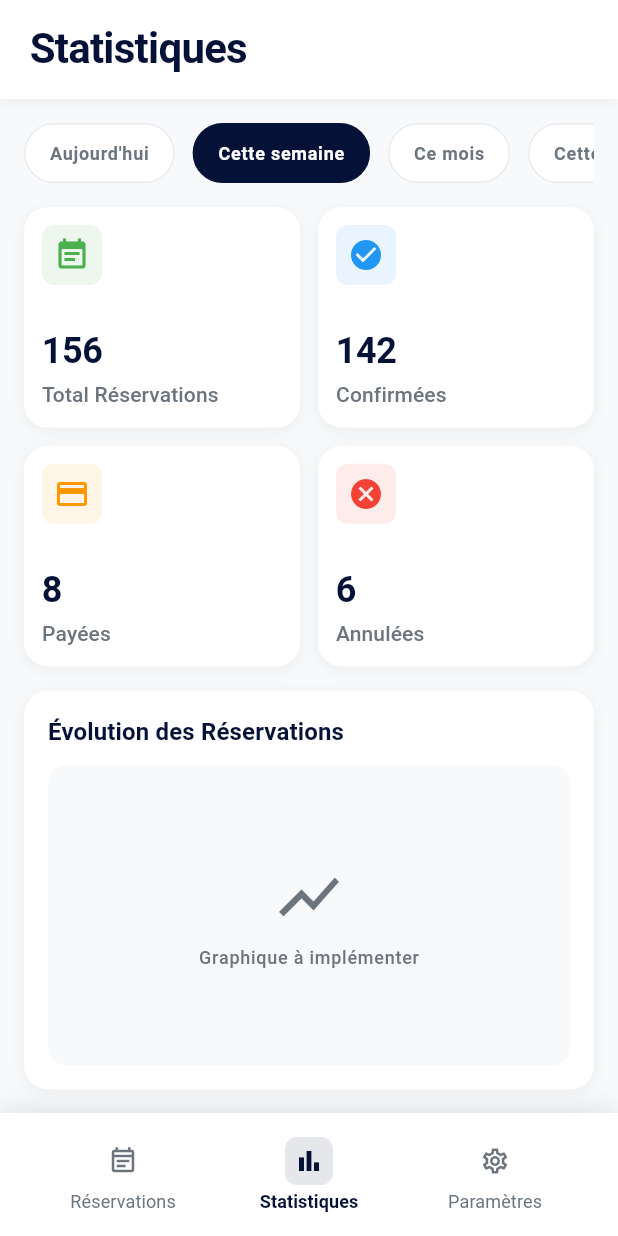
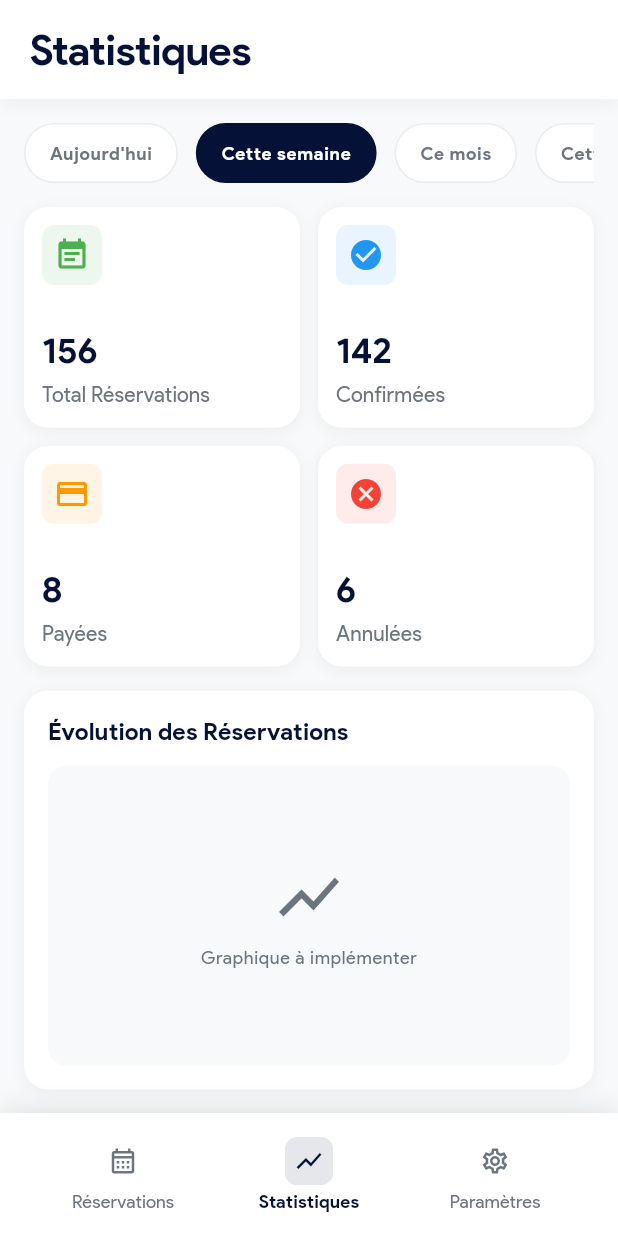
Before and after one commit to SalahEddineGhezaiel/JerbiApp, a Flutter app: the MainPage screen opened directly, item 2 of the bottom bar chosen, on a phone screen of 412 x 824 dp. Run offline on Flutter 3.47's test engine with Material 3 defaults, Android fonts, the phone set to English and light mode, and no system bars; network calls fail; Roboto replaces fonts that are missing (SFPro).

Commit message:
Added Google Sans Font

```diff
--- a/jerbi_app/lib/main.dart
+++ b/jerbi_app/lib/main.dart
@@ -1,4 +1,5 @@
 import 'package:flutter/material.dart';
+import 'dart:io';
 import 'features/auth/login_page.dart';
 
 void main() {
@@ -8,13 +9,24 @@ void main() {
 class MyApp extends StatelessWidget {
   const MyApp({super.key});
 
+  // Get platform-specific font family
+  String get _fontFamily {
+    if (Platform.isIOS) {
+      return 'SFPro';
+    } else if (Platform.isAndroid) {
+      return 'GoogleSans';
+    } else {
+      return 'GoogleSans'; // Default for web/desktop
+    }
+  }
+
   @override
   Widget build(BuildContext context) {
     return MaterialApp(
       title: 'Jerbi Events',
       debugShowCheckedModeBanner: false,
       theme: ThemeData(
-        fontFamily: 'SFPro',
+        fontFamily: _fontFamily,
         colorScheme: ColorScheme.fromSeed(
           seedColor: const Color(0xFF061138),
           brightness: Brightness.light,
--- a/jerbi_app/lib/shared/constants/app_constants.dart
+++ b/jerbi_app/lib/shared/constants/app_constants.dart
@@ -1,3 +1,5 @@
+import 'dart:io';
+
 class AppConstants {
   // Available Activities
   static const List<String> activities = [
@@ -59,8 +61,20 @@ class AppConstants {
   static const String logoAsset = 'assets/logo.png';
   static const String backgroundAsset = 'assets/bg1.png';
 
-  // Font Family
-  static const String fontFamily = 'SFPro';
+  // Font Family - Platform specific
+  static String get fontFamily {
+    try {
+      if (Platform.isIOS) {
+        return 'SFPro';
+      } else if (Platform.isAndroid) {
+        return 'GoogleSans';
+      } else {
+        return 'GoogleSans'; // Default for web/desktop
+      }
+    } catch (e) {
+      return 'GoogleSans'; // Fallback
+    }
+  }
 
   // API Endpoints (for future use)
   static const String baseUrl = 'http://localhost:5000/api';
--- a/jerbi_app/lib/shared/constants/app_text_styles.dart
+++ b/jerbi_app/lib/shared/constants/app_text_styles.dart
@@ -1,11 +1,12 @@
 import 'package:flutter/material.dart';
 import 'app_colors.dart';
+import 'app_constants.dart';
 
 class AppTextStyles {
-  static const String _fontFamily = 'SFPro';
+  static String get _fontFamily => AppConstants.fontFamily;
 
   // Headings
-  static const TextStyle h1 = TextStyle(
+  static TextStyle get h1 => TextStyle(
     fontFamily: _fontFamily,
     fontSize: 32,
     fontWeight: FontWeight.w700,
@@ -14,7 +15,7 @@ class AppTextStyles {
     height: 1.2,
   );
 
-  static const TextStyle h2 = TextStyle(
+  static TextStyle get h2 => TextStyle(
     fontFamily: _fontFamily,
     fontSize: 28,
     fontWeight: FontWeight.w700,
@@ -23,7 +24,7 @@ class AppTextStyles {
     height: 1.2,
   );
 
-  static const TextStyle h3 = TextStyle(
+  static TextStyle get h3 => TextStyle(
     fontFamily: _fontFamily,
     fontSize: 24,
     fontWeight: FontWeight.w700,
@@ -32,7 +33,7 @@ class AppTextStyles {
     height: 1.3,
   );
 
-  static const TextStyle h4 = TextStyle(
+  static TextStyle get h4 => TextStyle(
     fontFamily: _fontFamily,
     fontSize: 20,
     fontWeight: FontWeight.w700,
@@ -41,7 +42,7 @@ class AppTextStyles {
     height: 1.3,
   );
 
-  static const TextStyle h5 = TextStyle(
+  static TextStyle get h5 => TextStyle(
     fontFamily: _fontFamily,
     fontSize: 18,
     fontWeight: FontWeight.w600,
@@ -50,7 +51,7 @@ class AppTextStyles {
     height: 1.4,
   );
 
-  static const TextStyle h6 = TextStyle(
+  static TextStyle get h6 => TextStyle(
     fontFamily: _fontFamily,
     fontSize: 16,
     fontWeight: FontWeight.w600,
@@ -60,7 +61,7 @@ class AppTextStyles {
   );
 
   // Body Text
-  static const TextStyle bodyLarge = TextStyle(
+  static TextStyle get bodyLarge => TextStyle(
     fontFamily: _fontFamily,
     fontSize: 16,
     fontWeight: FontWeight.w400,
@@ -69,7 +70,7 @@ class AppTextStyles {
     height: 1.5,
   );
 
-  static const TextStyle bodyMedium = TextStyle(
+  static TextStyle get bodyMedium => TextStyle(
     fontFamily: _fontFamily,
     fontSize: 14,
     fontWeight: FontWeight.w400,
@@ -78,7 +79,7 @@ class AppTextStyles {
     height: 1.4,
   );
 
-  static const TextStyle bodySmall = TextStyle(
+  static TextStyle get bodySmall => TextStyle(
     fontFamily: _fontFamily,
     fontSize: 12,
     fontWeight: FontWeight.w400,
@@ -88,7 +89,7 @@ class AppTextStyles {
   );
 
   // Labels
-  static const TextStyle labelLarge = TextStyle(
+  static TextStyle get labelLarge => TextStyle(
     fontFamily: _fontFamily,
     fontSize: 14,
     fontWeight: FontWeight.w600,
@@ -97,7 +98,7 @@ class AppTextStyles {
     height: 1.4,
   );
 
-  static const TextStyle labelMedium = TextStyle(
+  static TextStyle get labelMedium => TextStyle(
     fontFamily: _fontFamily,
     fontSize: 12,
     fontWeight: FontWeight.w500,
@@ -106,7 +107,7 @@ class AppTextStyles {
     height: 1.4,
   );
 
-  static const TextStyle labelSmall = TextStyle(
+  static TextStyle get labelSmall => TextStyle(
     fontFamily: _fontFamily,
     fontSize: 10,
     fontWeight: FontWeight.w500,
@@ -116,7 +117,7 @@ class AppTextStyles {
   );
 
   // Button Text
-  static const TextStyle buttonLarge = TextStyle(
+  static TextStyle get buttonLarge => TextStyle(
     fontFamily: _fontFamily,
     fontSize: 18,
     fontWeight: FontWeight.w600,
@@ -124,7 +125,7 @@ class AppTextStyles {
     height: 1.2,
   );
 
-  static const TextStyle buttonMedium = TextStyle(
+  static TextStyle get buttonMedium => TextStyle(
     fontFamily: _fontFamily,
     fontSize: 16,
     fontWeight: FontWeight.w600,
@@ -132,7 +133,7 @@ class AppTextStyles {
     height: 1.2,
   );
 
-  static const TextStyle buttonSmall = TextStyle(
+  static TextStyle get buttonSmall => TextStyle(
     fontFamily: _fontFamily,
     fontSize: 14,
     fontWeight: FontWeight.w600,
@@ -141,7 +142,7 @@ class AppTextStyles {
   );
 
   // Navigation
-  static const TextStyle navLabel = TextStyle(
+  static TextStyle get navLabel => TextStyle(
     fontFamily: _fontFamily,
     fontSize: 12,
     fontWeight: FontWeight.w400,
@@ -149,7 +150,7 @@ class AppTextStyles {
     height: 1.2,
   );
 
-  static const TextStyle navLabelSelected = TextStyle(
+  static TextStyle get navLabelSelected => TextStyle(
     fontFamily: _fontFamily,
     fontSize: 12,
     fontWeight: FontWeight.w600,
@@ -158,7 +159,7 @@ class AppTextStyles {
   );
 
   // Form Fields
-  static const TextStyle inputText = TextStyle(
+  static TextStyle get inputText => TextStyle(
     fontFamily: _fontFamily,
     fontSize: 16,
     fontWeight: FontWeight.w400,
@@ -167,7 +168,7 @@ class AppTextStyles {
     height: 1.4,
   );
 
-  static const TextStyle inputHint = TextStyle(
+  static TextStyle get inputHint => TextStyle(
     fontFamily: _fontFamily,
     fontSize: 16,
     fontWeight: FontWeight.w400,
@@ -176,7 +177,7 @@ class AppTextStyles {
     height: 1.4,
   );
 
-  static const TextStyle inputLabel = TextStyle(
+  static TextStyle get inputLabel => TextStyle(
     fontFamily: _fontFamily,
     fontSize: 14,
     fontWeight: FontWeight.w600,
@@ -186,7 +187,7 @@ class AppTextStyles {
   );
 
   // Special Cases
-  static const TextStyle loginTitle = TextStyle(
+  static TextStyle get loginTitle => TextStyle(
     fontFamily: _fontFamily,
     fontWeight: FontWeight.w700,
     fontSize: 28,
@@ -195,7 +196,7 @@ class AppTextStyles {
     height: 1.2,
   );
 
-  static const TextStyle loginSubtitle = TextStyle(
+  static TextStyle get loginSubtitle => TextStyle(
     fontFamily: _fontFamily,
     fontWeight: FontWeight.w400,
     fontSize: 15,
--- a/jerbi_app/lib/shared/widgets/bottom_navigation.dart
+++ b/jerbi_app/lib/shared/widgets/bottom_navigation.dart
@@ -36,14 +36,14 @@ class BottomNavigation extends StatelessWidget {
             children: [
               _buildNavItem(
                 index: 0,
-                icon: Icons.event_note_outlined,
-                activeIcon: Icons.event_note,
+                icon: Icons.calendar_month_outlined,
+                activeIcon: Icons.calendar_month,
                 label: AppStrings.navReservations,
               ),
               _buildNavItem(
                 index: 1,
-                icon: Icons.bar_chart_outlined,
-                activeIcon: Icons.bar_chart,
+                icon: Icons.show_chart_outlined,
+                activeIcon: Icons.show_chart,
                 label: AppStrings.navStatistics,
               ),
               _buildNavItem(
```
Also changed, not shown: jerbi_app/pubspec.yaml (+10 -0 lines).
